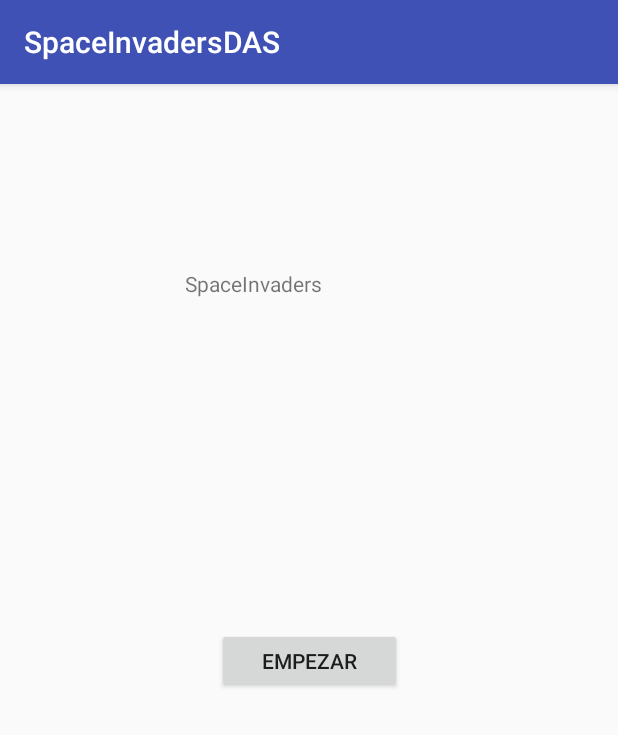
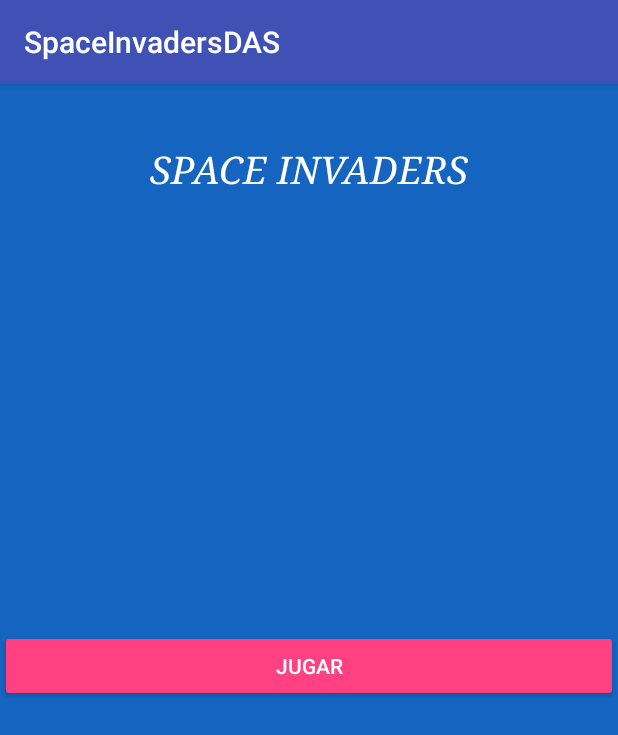
Before and after one commit to HectorM15/DAS-123H4J5, an Android app: the screen it shows after launch (StartGameActivity), on a phone screen of 412 x 824 dp. Shown: the top 735 px of the screen. Run offline under Robolectric (Android 15) with nearby library versions, the phone set to English and light mode, and no system bars.

Commit message:
Fondo funcional
HKJSHGJHSG

```diff
--- a/SpaceInvadersDAS/app/src/main/java/com/example/hectormediero/spaceinvadersdas/SpaceInvadersView.java
+++ b/SpaceInvadersDAS/app/src/main/java/com/example/hectormediero/spaceinvadersdas/SpaceInvadersView.java
@@ -468,36 +468,41 @@
 
         switch (motionEvent.getAction() & MotionEvent.ACTION_MASK) {
 
-
             // El jugador ha tocado la pantalla
             case MotionEvent.ACTION_DOWN:
+
                 paused = false;
-                if (motionEvent.getY() > screenY - screenY / 4) {
-                    if (motionEvent.getX() > screenX / 2) {
-                        playerShip.setMovementState(playerShip.RIGHT);
-                    } else {
-                        playerShip.setMovementState(playerShip.LEFT);
-                    }
+
+                if((screenX/3 < motionEvent.getX()) && (motionEvent.getX() <= (screenX/3)*2)){
+                    //parte central de la pantalla
+                    System.out.println("pimpam trucu trucu");
 
                 }
-
-                if (motionEvent.getY() < screenY - screenY / 4) {
-                    // Disparos lanzados
-                    if (bullet.shoot(playerShip.getX() +
-                            playerShip.getLength() / 2, screenY, bullet.UP)) {
-                        soundPool.play(shootID, 1, 1, 0, 0, 1);
+                //laterales de la pantalla
+                if(motionEvent.getX() <= (screenX/3)){
+                    //se mueve a la izq
+                    playerShip.setMovementState(playerShip.LEFT);
+                }else if (((screenX/3)*2) < motionEvent.getX()){
+                    //se mueve a la dcha
+                    playerShip.setMovementState(playerShip.RIGHT);
+                }else{
+                    if (motionEvent.getY() < screenY - screenY / 4) {
+                        // Disparos lanzados
+                        if (bullet.shoot(playerShip.getX() +
+                                playerShip.getLength() / 2, screenY, bullet.UP)) {
+                            soundPool.play(shootID, 1, 1, 0, 0, 1);
+                        }
                     }
                 }
-                break;
 
-            // El jugador ha retirado su dedo de la pantalla
-            case MotionEvent.ACTION_UP:
-                if (motionEvent.getY() > screenY - screenY / 10) {
-                    playerShip.setMovementState(playerShip.STOPPED);
-                }
 
                 break;
 
+            // El jugador a retirado el dedo de la pantalla
+            case MotionEvent.ACTION_UP:
+                //se para
+                playerShip.setMovementState(playerShip.STOPPED);
+                break;
         }
 
         return true;
--- a/SpaceInvadersDAS/app/src/main/res/layout/activity_start_game.xml
+++ b/SpaceInvadersDAS/app/src/main/res/layout/activity_start_game.xml
@@ -4,31 +4,42 @@
     xmlns:tools="http://schemas.android.com/tools"
     android:layout_width="match_parent"
     android:layout_height="match_parent"
+    android:background="#1565c0"
     tools:context=".StartGameActivity">
+
+    <TextView
+            android:id="@+id/SpaceInvaderTV"
+            android:layout_width="match_parent"
+            android:layout_height="89dp"
+            android:layout_centerHorizontal="true"
+            android:layout_gravity="center"
+            android:layout_marginTop="40dp"
+            android:drawSelectorOnTop="true"
+            android:ems="10"
+            android:text="SPACE INVADERS"
+            android:textColor="@android:color/background_light"
+            android:textStyle="italic"
+            android:typeface="serif"
+            android:textSize="25dp"
+            android:textAlignment="center"
+            app:layout_constraintEnd_toEndOf="parent"
+            app:layout_constraintHorizontal_bias="0.502"
+            app:layout_constraintStart_toStartOf="parent"
+            app:layout_constraintTop_toTopOf="parent" />
 
     <Button
         android:id="@+id/startGameButton"
-        android:layout_width="123dp"
-        android:layout_height="43dp"
-        android:layout_marginBottom="234dp"
-        android:layout_marginEnd="130dp"
-        android:layout_marginStart="130dp"
-        android:layout_marginTop="65dp"
-        android:text="Empezar"
-        app:layout_constraintBottom_toBottomOf="parent"
+        android:layout_width="match_parent"
+        android:layout_height="wrap_content"
+        android:layout_centerHorizontal="true"
+        android:layout_centerVertical="true"
+        android:layout_marginTop="364dp"
+        android:backgroundTint="@color/colorAccent"
+        android:drawablePadding="8dp"
+        android:text="Jugar"
+        android:textColor="@android:color/white"
         app:layout_constraintEnd_toEndOf="parent"
-        app:layout_constraintStart_toStartOf="parent"
-        app:layout_constraintTop_toBottomOf="@+id/SpaceInvaderTV" />
-
-    <TextView
-        android:id="@+id/SpaceInvaderTV"
-        android:layout_width="165dp"
-        android:layout_height="46dp"
-        android:layout_marginEnd="110dp"
-        android:layout_marginStart="110dp"
-        android:layout_marginTop="123dp"
-        android:text="SpaceInvaders"
-        app:layout_constraintEnd_toEndOf="parent"
+        app:layout_constraintHorizontal_bias="0.0"
         app:layout_constraintStart_toStartOf="parent"
         app:layout_constraintTop_toTopOf="parent" />
 
```
